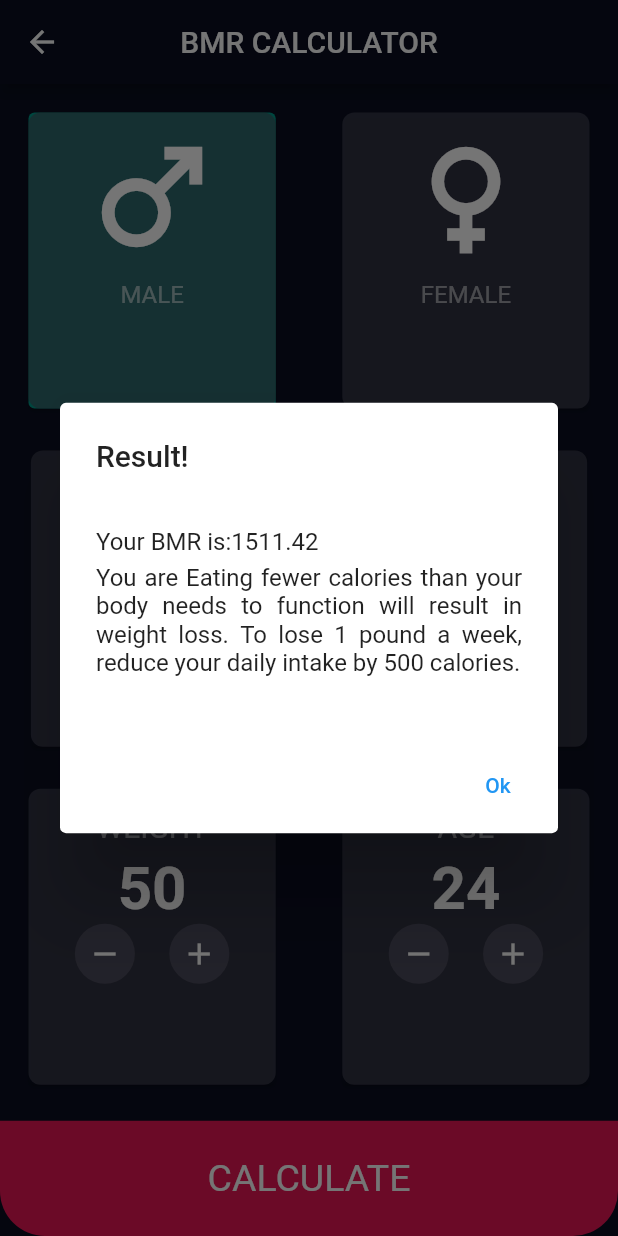
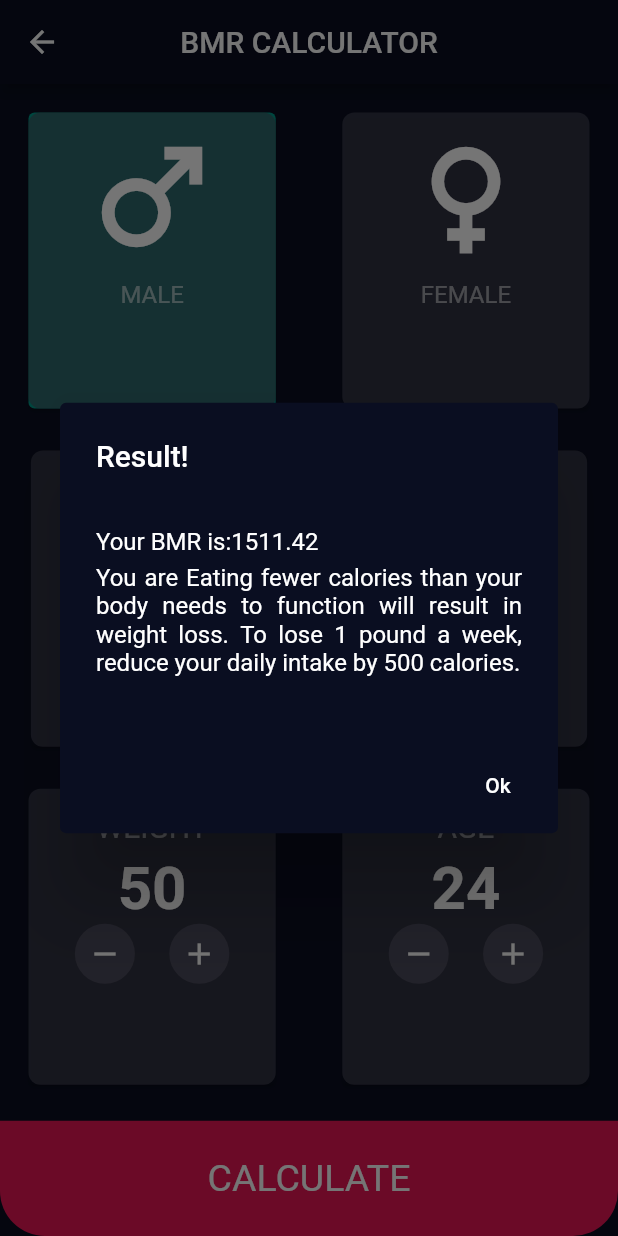
Before and after one commit to RakibPranto/Fitness_calculator_BMR_BMI_using_flutter, a Flutter app: the BMRCalculator screen opened directly, after a tap on "CALCULATE", on a phone screen of 412 x 824 dp. Run offline on Flutter 3.47's test engine with Material 2 defaults, Android fonts, the phone set to English and light mode, and no system bars; our stand-ins replace google_fonts; network calls fail.

```diff
--- a/lib/calculator_page_BMR.dart
+++ b/lib/calculator_page_BMR.dart
@@ -374,13 +374,14 @@ class _BMRCalculatorState extends State<BMRCalculator> {
                       context: context,
                       builder: (context) {
                         return AlertDialog(
-                          title: const Text("Result!"),
+                          backgroundColor:const Color(0xff0a0e21),
+                          title: const Text("Result!",style:TextStyle(color: Colors.white),),
                           actions: [
                             TextButton(
                               onPressed: () {
                                 Navigator.of(context).pop();
                               },
-                              child: const Text("Ok"),
+                              child: const Text("Ok",style:  TextStyle(color: Colors.white),),
                             ),
                           ],
                           content: SizedBox(
@@ -389,12 +390,12 @@ class _BMRCalculatorState extends State<BMRCalculator> {
                               mainAxisAlignment: MainAxisAlignment.center,
                               crossAxisAlignment: CrossAxisAlignment.start,
                               children: [
-                                Text("Your BMR is:${bmr.toStringAsFixed(2)}"),
+                                Text("Your BMR is:${bmr.toStringAsFixed(2)}",style: const TextStyle(color: Colors.white),),
                                 const SizedBox(
                                   height: 5,
                                 ),
                                 Text("You are $result",
-                                    textAlign: TextAlign.justify),
+                                    textAlign: TextAlign.justify,style: const TextStyle(color: Colors.white),),
                               ],
                             ),
                           ),
```
Also changed, not shown: lib/calculator_page_BMI.dart (+5 -4 lines).
